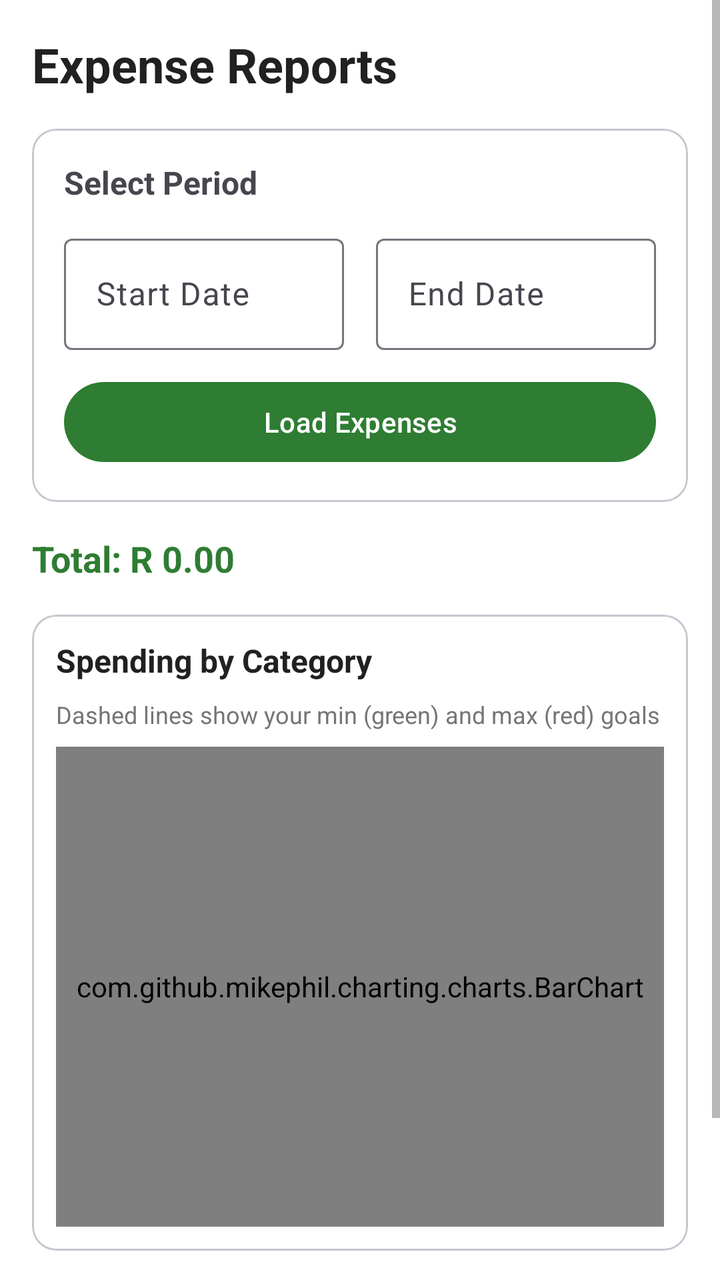
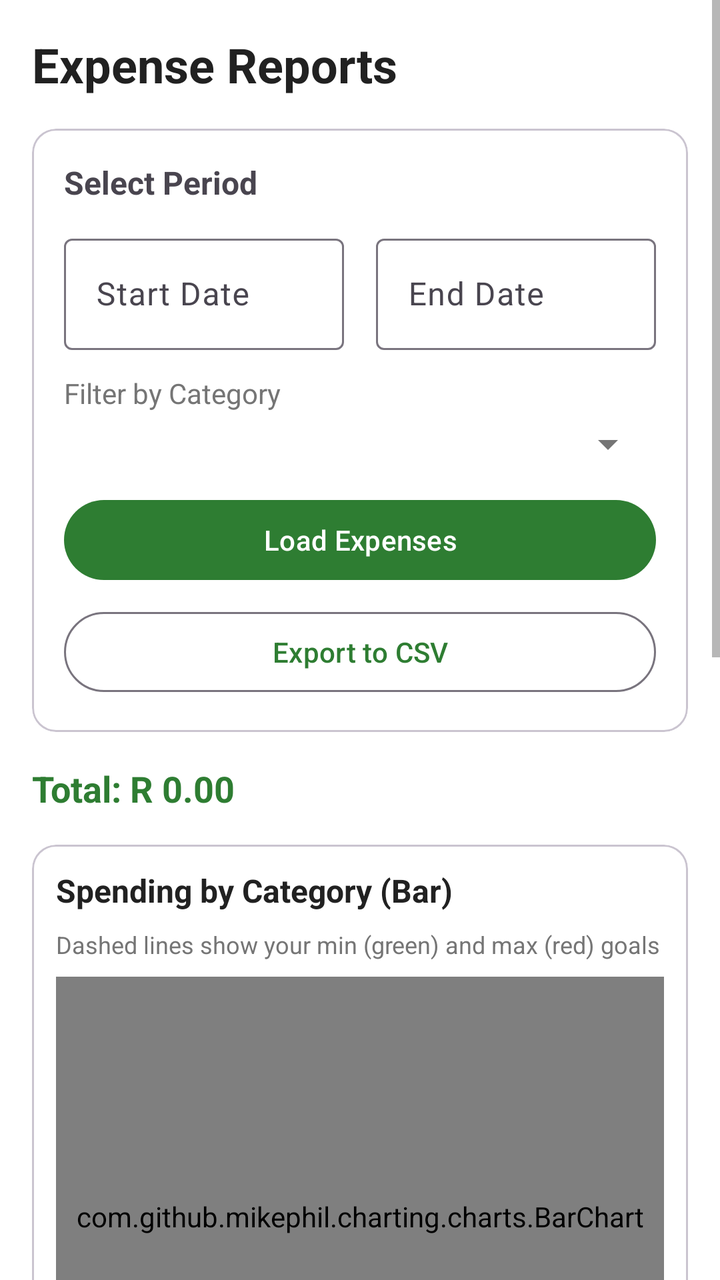

Two renders of the same Android screen: before a commit and after it. Below are the layout's source before the change and the commit's diff.
<!-- AndroidManifest.xml: application theme Theme.FinFlow -->
<!-- res/layout/fragment_reports.xml -->
<?xml version="1.0" encoding="utf-8"?>
<ScrollView xmlns:android="http://schemas.android.com/apk/res/android"
    android:layout_width="match_parent"
    android:layout_height="match_parent"
    android:background="@color/background_primary">

    <LinearLayout
        android:layout_width="match_parent"
        android:layout_height="wrap_content"
        android:orientation="vertical"
        android:padding="16dp">

        <TextView
            android:layout_width="wrap_content"
            android:layout_height="wrap_content"
            android:text="Expense Reports"
            android:textSize="24sp"
            android:textStyle="bold"
            android:textColor="@color/text_primary"
            android:layout_marginBottom="16dp" />

        
        <com.google.android.material.card.MaterialCardView
            android:layout_width="match_parent"
            android:layout_height="wrap_content"
            android:layout_marginBottom="16dp">

            <LinearLayout
                android:layout_width="match_parent"
                android:layout_height="wrap_content"
                android:orientation="vertical"
                android:padding="16dp">

                <TextView
                    android:layout_width="wrap_content"
                    android:layout_height="wrap_content"
                    android:text="Select Period"
                    android:textSize="16sp"
                    android:textStyle="bold"
                    android:layout_marginBottom="12dp" />

                <LinearLayout
                    android:layout_width="match_parent"
                    android:layout_height="wrap_content"
                    android:orientation="horizontal"
                    android:weightSum="2">

                    <com.google.android.material.textfield.TextInputLayout
                        android:layout_width="0dp"
                        android:layout_height="wrap_content"
                        android:layout_weight="1"
                        android:layout_marginEnd="8dp"
                        android:hint="Start Date">

                        <com.google.android.material.textfield.TextInputEditText
                            android:id="@+id/et_start_date"
                            android:layout_width="match_parent"
                            android:layout_height="wrap_content"
                            android:focusable="false"
                            android:clickable="true"
                            android:inputType="none" />
                    </com.google.android.material.textfield.TextInputLayout>

                    <com.google.android.material.textfield.TextInputLayout
                        android:layout_width="0dp"
                        android:layout_height="wrap_content"
                        android:layout_weight="1"
                        android:layout_marginStart="8dp"
                        android:hint="End Date">

                        <com.google.android.material.textfield.TextInputEditText
                            android:id="@+id/et_end_date"
                            android:layout_width="match_parent"
                            android:layout_height="wrap_content"
                            android:focusable="false"
                            android:clickable="true"
                            android:inputType="none" />
                    </com.google.android.material.textfield.TextInputLayout>

                </LinearLayout>

                <com.google.android.material.button.MaterialButton
                    android:id="@+id/btn_load_reports"
                    android:layout_width="match_parent"
                    android:layout_height="wrap_content"
                    android:text="Load Expenses"
                    android:layout_marginTop="12dp" />

            </LinearLayout>

        </com.google.android.material.card.MaterialCardView>

        
        <TextView
            android:id="@+id/tv_total_expenses"
            android:layout_width="wrap_content"
            android:layout_height="wrap_content"
            android:text="Total: R 0.00"
            android:textSize="18sp"
            android:textStyle="bold"
            android:textColor="@color/green_primary"
            android:layout_marginBottom="16dp" />

        
        <com.google.android.material.card.MaterialCardView
            android:layout_width="match_parent"
            android:layout_height="wrap_content"
            android:layout_marginBottom="16dp">

            <LinearLayout
                android:layout_width="match_parent"
                android:layout_height="wrap_content"
                android:orientation="vertical"
                android:padding="12dp">

                <TextView
                    android:layout_width="wrap_content"
                    android:layout_height="wrap_content"
                    android:text="Spending by Category"
                    android:textSize="16sp"
                    android:textStyle="bold"
                    android:textColor="@color/text_primary"
                    android:layout_marginBottom="8dp" />

                <TextView
                    android:layout_width="wrap_content"
                    android:layout_height="wrap_content"
                    android:text="Dashed lines show your min (green) and max (red) goals"
                    android:textSize="12sp"
                    android:textColor="@color/text_secondary"
                    android:layout_marginBottom="8dp" />

                <com.github.mikephil.charting.charts.BarChart
                    android:id="@+id/bar_chart"
                    android:layout_width="match_parent"
                    android:layout_height="240dp" />

            </LinearLayout>

        </com.google.android.material.card.MaterialCardView>

        
        <TextView
            android:layout_width="wrap_content"
            android:layout_height="wrap_content"
            android:text="Category Breakdown"
            android:textSize="16sp"
            android:textStyle="bold"
            android:layout_marginBottom="8dp" />

        <androidx.recyclerview.widget.RecyclerView
            android:id="@+id/rv_category_totals"
            android:layout_width="match_parent"
            android:layout_height="wrap_content"
            android:nestedScrollingEnabled="false"
            android:layout_marginBottom="16dp" />

        
        <TextView
            android:layout_width="wrap_content"
            android:layout_height="wrap_content"
            android:text="All Expenses"
            android:textSize="16sp"
            android:textStyle="bold"
            android:layout_marginBottom="8dp" />

        <androidx.recyclerview.widget.RecyclerView
            android:id="@+id/rv_expenses"
            android:layout_width="match_parent"
            android:layout_height="wrap_content"
            android:nestedScrollingEnabled="false" />

    </LinearLayout>
</ScrollView>
<!-- resources referenced by this layout -->
<resources>
  <color name="background_primary">#FFFFFF</color>
  <color name="green_primary">#2E7D32</color>
  <color name="text_primary">#212121</color>
  <color name="text_secondary">#757575</color>
  <style name="Theme.FinFlow" parent="Base.Theme.FinFlow" />
  <style name="Base.Theme.FinFlow" parent="Theme.Material3.Light.NoActionBar">
          <item name="colorPrimary">@color/green_primary</item>
          <item name="colorPrimaryVariant">@color/green_dark</item>
          <item name="colorOnPrimary">@color/white</item>
  
          <item name="colorSecondary">@color/green_light</item>
          <item name="colorSecondaryVariant">@color/green_dark</item>
          <item name="colorOnSecondary">@color/white</item>
  
          <item name="android:statusBarColor">@color/green_primary</item>
          <item name="android:windowLightStatusBar">false</item>
  
          <item name="colorSurface">@color/background_card</item>
          <item name="colorOnSurface">@color/text_primary</item>
  
          <item name="android:textColorPrimary">@color/text_primary</item>
          <item name="android:textColorSecondary">@color/text_secondary</item>
          <item name="android:textColorHint">@color/text_hint</item>
      </style>
  <color name="green_dark">#1B5E20</color>
  <color name="white">#FFFFFFFF</color>
  <color name="green_light">#66BB6A</color>
  <color name="background_card">#FFFFFF</color>
  <color name="text_hint">#BDBDBD</color>
</resources>

<!-- the commit's change to res/layout/fragment_reports.xml (unified diff, before → after) -->
@@ -79,12 +79,35 @@
 
                 </LinearLayout>
 
+                
+                <TextView
+                    android:layout_width="wrap_content"
+                    android:layout_height="wrap_content"
+                    android:text="Filter by Category"
+                    android:textSize="14sp"
+                    android:textColor="@color/text_secondary"
+                    android:layout_marginTop="12dp"
+                    android:layout_marginBottom="4dp" />
+
+                <Spinner
+                    android:id="@+id/spinner_category_filter"
+                    android:layout_width="match_parent"
+                    android:layout_height="wrap_content"
+                    android:layout_marginBottom="12dp" />
+
                 <com.google.android.material.button.MaterialButton
                     android:id="@+id/btn_load_reports"
                     android:layout_width="match_parent"
                     android:layout_height="wrap_content"
                     android:text="Load Expenses"
-                    android:layout_marginTop="12dp" />
+                    android:layout_marginBottom="8dp" />
+
+                <com.google.android.material.button.MaterialButton
+                    android:id="@+id/btn_export_csv"
+                    android:layout_width="match_parent"
+                    android:layout_height="wrap_content"
+                    android:text="Export to CSV"
+                    style="@style/Widget.Material3.Button.OutlinedButton" />
 
             </LinearLayout>
 
@@ -116,7 +139,7 @@
                 <TextView
                     android:layout_width="wrap_content"
                     android:layout_height="wrap_content"
-                    android:text="Spending by Category"
+                    android:text="Spending by Category (Bar)"
                     android:textSize="16sp"
                     android:textStyle="bold"
                     android:textColor="@color/text_primary"
@@ -140,6 +163,36 @@
         </com.google.android.material.card.MaterialCardView>
 
         
+        <com.google.android.material.card.MaterialCardView
+            android:layout_width="match_parent"
+            android:layout_height="wrap_content"
+            android:layout_marginBottom="16dp">
+
+            <LinearLayout
+                android:layout_width="match_parent"
+                android:layout_height="wrap_content"
+                android:orientation="vertical"
+                android:padding="12dp">
+
+                <TextView
+                    android:layout_width="wrap_content"
+                    android:layout_height="wrap_content"
+                    android:text="Spending Share (Pie)"
+                    android:textSize="16sp"
+                    android:textStyle="bold"
+                    android:textColor="@color/text_primary"
+                    android:layout_marginBottom="8dp" />
+
+                <com.github.mikephil.charting.charts.PieChart
+                    android:id="@+id/pie_chart"
+                    android:layout_width="match_parent"
+                    android:layout_height="260dp" />
+
+            </LinearLayout>
+
+        </com.google.android.material.card.MaterialCardView>
+
+        
         <TextView
             android:layout_width="wrap_content"
             android:layout_height="wrap_content"
@@ -164,6 +217,22 @@
             android:textStyle="bold"
             android:layout_marginBottom="8dp" />
 
+        <com.google.android.material.textfield.TextInputLayout
+            android:layout_width="match_parent"
+            android:layout_height="wrap_content"
+            android:hint="Search expenses..."
+            android:layout_marginBottom="8dp"
+            style="@style/Widget.MaterialComponents.TextInputLayout.OutlinedBox">
+
+            <com.google.android.material.textfield.TextInputEditText
+                android:id="@+id/et_search_expenses"
+                android:layout_width="match_parent"
+                android:layout_height="wrap_content"
+                android:inputType="text"
+                android:imeOptions="actionSearch" />
+
+        </com.google.android.material.textfield.TextInputLayout>
+
         <androidx.recyclerview.widget.RecyclerView
             android:id="@+id/rv_expenses"
             android:layout_width="match_parent"
